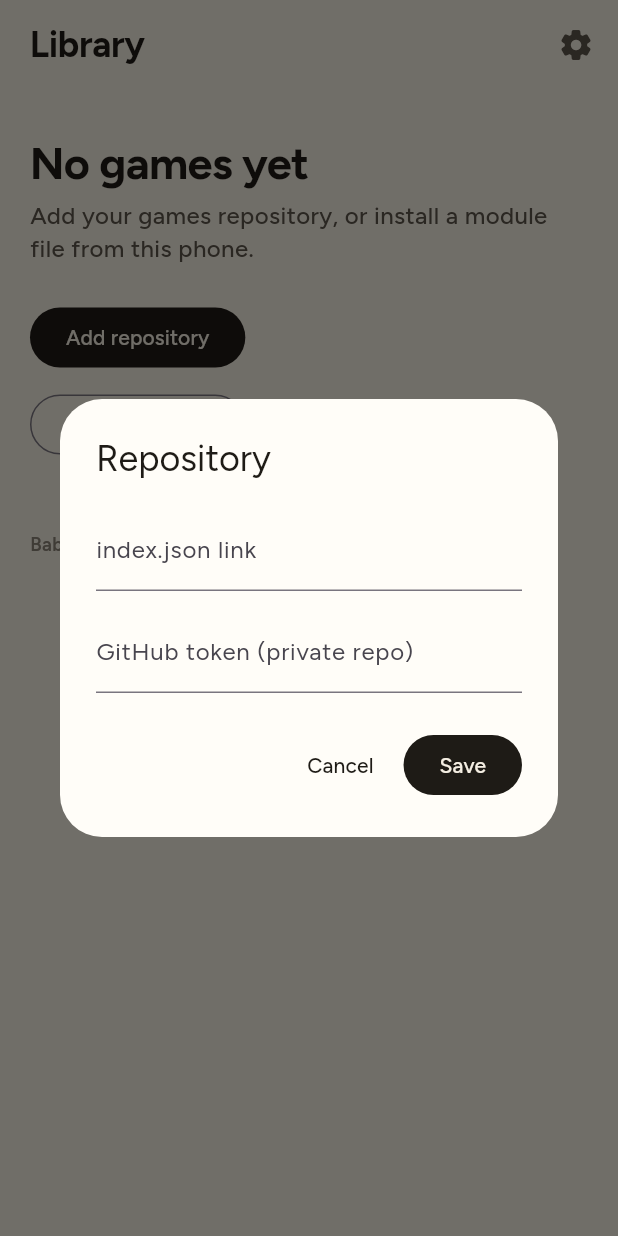
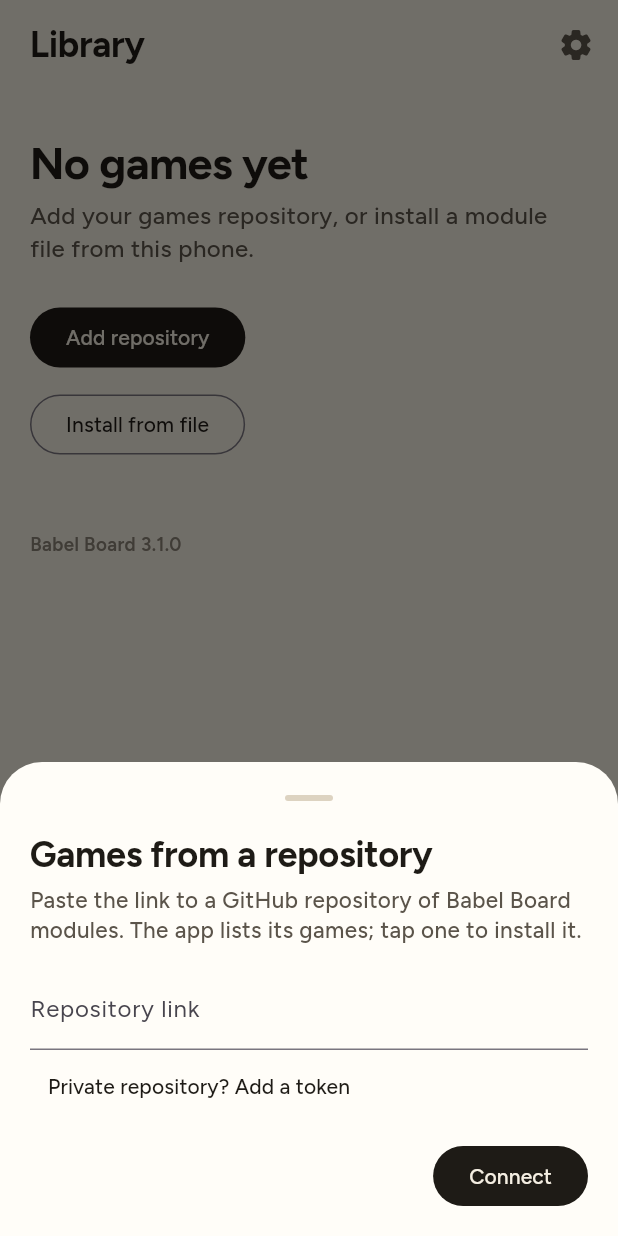
Before and after one commit to ratatabananana-bit/babel-board, a Flutter app: the screen it shows after launch, after a tap on "Add repository", on a phone screen of 412 x 824 dp. Run offline on Flutter 3.47's test engine with Material 3 defaults, Android fonts, the phone set to English and light mode, and no system bars; our stand-ins replace file_picker, flutter_secure_storage, shared_preferences; missing offline and left inert: quick_actions, receive_sharing_intent; project files that could hold a hidden picture were left out.

Commit message:
feat: add a repository by pasting its GitHub link; games listed in the same sheet
Settings → Repository is now one sheet: paste a GitHub repository link (the page link is
enough; the app resolves index.json on main, then master; raw, folder and index links
still work), tap Connect, and the repository's games appear below with Install buttons.
The token field stays folded under "Private repository? Add a token". The Library and
Settings show the repository as owner/repo. Version 3.1.0.

Co-Authored-By: Claude Fable 5.1 <noreply@anthropic.com>

```diff
--- a/lib/app_version.dart
+++ b/lib/app_version.dart
@@ -1,3 +1,3 @@
 /// The app's own version (also in pubspec.yaml) and the module format it understands.
-const String kAppVersion = '3.0.0';
+const String kAppVersion = '3.1.0';
 const int kModuleFormat = 1;
--- a/lib/library/library_screen.dart
+++ b/lib/library/library_screen.dart
@@ -102,7 +102,7 @@ class LibraryScreen extends StatelessWidget {
 
   List<Widget> _repository(BuildContext context, LibraryController lib) {
     final p = context.pal;
-    final name = lib.listing?.name ?? lib.repo!.indexUrl.host;
+    final name = lib.listing?.name ?? lib.repo!.displayName;
     return [
       Row(
         children: [
@@ -128,7 +128,7 @@ class LibraryScreen extends StatelessWidget {
       if (lib.repoError != null) ...[
         Text(lib.repoError!, style: T.body.copyWith(color: p.danger)),
         const SizedBox(height: 8),
-        OutlinedButton(onPressed: () => showRepoDialog(context, lib), child: const Text('Edit repository')),
+        OutlinedButton(onPressed: () => showRepoSheet(context, lib), child: const Text('Edit repository')),
       ] else if (lib.listing != null && lib.listing!.entries.isEmpty)
         Text('This repository lists no games yet.', style: T.body.copyWith(color: p.text2))
       else if (lib.listing != null)
@@ -158,7 +158,7 @@ class _EmptyState extends StatelessWidget {
         ),
         const SizedBox(height: 24),
         if (lib.canInstall) ...[
-          FilledButton(onPressed: () => showRepoDialog(context, lib), child: const Text('Add repository')),
+          FilledButton(onPressed: () => showRepoSheet(context, lib), child: const Text('Add repository')),
           const SizedBox(height: 10),
           OutlinedButton(onPressed: () => installFromFile(context, lib), child: const Text('Install from file')),
         ],
@@ -225,83 +225,156 @@ Future<void> showLinkDialog(BuildContext context, LibraryController lib) async {
 }
 
 /// Index URL + token. Save tests the connection first and shows the error in words.
-Future<void> showRepoDialog(BuildContext context, LibraryController lib) {
-  final url = TextEditingController(text: lib.repo?.indexUrl.toString() ?? '');
-  final token = TextEditingController(text: lib.repo?.token ?? '');
-  String? error;
-  var saving = false;
-  return showDialog<void>(
+/// Paste a repository link, tap Connect, pick the games: all in one sheet. A GitHub
+/// repository page is enough; the app finds `index.json` on `main` or `master` itself. A
+/// token is only for private repositories and stays folded away until needed.
+Future<void> showRepoSheet(BuildContext context, LibraryController lib) {
+  return showModalBottomSheet<void>(
     context: context,
-    builder: (d) => StatefulBuilder(
-      builder: (d, setState) => AlertDialog(
-        title: const Text('Repository'),
-        content: Column(
-          mainAxisSize: MainAxisSize.min,
-          crossAxisAlignment: CrossAxisAlignment.start,
+    isScrollControlled: true,
+    useSafeArea: true,
+    builder: (_) => _RepoSheet(lib: lib),
+  );
+}
+
+class _RepoSheet extends StatefulWidget {
+  const _RepoSheet({required this.lib});
+  final LibraryController lib;
+
+  @override
+  State<_RepoSheet> createState() => _RepoSheetState();
+}
+
+class _RepoSheetState extends State<_RepoSheet> {
+  late final _url = TextEditingController(text: _initialUrl());
+  late final _token = TextEditingController(text: widget.lib.repo?.token ?? '');
+  late bool _showToken = widget.lib.repo?.token != null;
+  String? _error;
+  bool _busy = false;
+
+  /// Show the repository page link, not the raw index link, when it is a GitHub one.
+  String _initialUrl() {
+    final u = widget.lib.repo?.indexUrl;
+    if (u == null) return '';
+    if (u.host == 'raw.githubusercontent.com' && u.pathSegments.length >= 2) {
+      return 'https://github.com/${u.pathSegments[0]}/${u.pathSegments[1]}';
+    }
+    return u.toString();
+  }
+
+  @override
+  void dispose() {
+    _url.dispose();
+    _token.dispose();
+    super.dispose();
+  }
+
+  Future<void> _connect() async {
+    setState(() {
+      _busy = true;
+      _error = null;
+    });
+    try {
+      await widget.lib.connectRepo(_url.text, token: _token.text.trim());
+    } on RepoException catch (e) {
+      if (mounted) setState(() => _error = e.message);
+    } finally {
+      if (mounted) setState(() => _busy = false);
+    }
+  }
+
+  @override
+  Widget build(BuildContext context) {
+    final p = context.pal;
+    final lib = context.watch<LibraryController>();
+    final listing = lib.listing;
+    final connected = lib.repo != null && listing != null && _error == null;
+    return Padding(
+      key: const Key('repoSheet'),
+      padding: EdgeInsets.fromLTRB(20, 0, 20, 16 + MediaQuery.viewInsetsOf(context).bottom),
+      child: ListView(
+        shrinkWrap: true,
         children: [
+          const Text('Games from a repository', style: T.title),
+          const SizedBox(height: 6),
+          Text(
+            'Paste the link to a GitHub repository of Babel Board modules. The app lists its games; tap one to install it.',
+            style: T.body.copyWith(color: p.text2, fontSize: 15),
+          ),
+          const SizedBox(height: 14),
           TextField(
             key: const Key('repoUrl'),
-              controller: url,
+            controller: _url,
             keyboardType: TextInputType.url,
+            autocorrect: false,
+            onSubmitted: (_) => _connect(),
             decoration: const InputDecoration(
-                labelText: 'index.json link',
-                hintText: 'https://raw.githubusercontent.com/…/index.json',
+              labelText: 'Repository link',
+              hintText: 'https://github.com/you/your-games',
             ),
           ),
-            const SizedBox(height: 12),
+          if (_showToken) ...[
+            const SizedBox(height: 10),
             TextField(
               key: const Key('repoToken'),
-              controller: token,
+              controller: _token,
               obscureText: true,
-              decoration: const InputDecoration(labelText: 'GitHub token (private repo)', hintText: 'optional'),
+              decoration: const InputDecoration(
+                labelText: 'Access token',
+                hintText: 'only for a private repository',
               ),
-            if (error != null) ...[
+            ),
+          ] else
+            Align(
+              alignment: Alignment.centerLeft,
+              child: TextButton(
+                key: const Key('repoPrivate'),
+                onPressed: () => setState(() => _showToken = true),
+                child: const Text('Private repository? Add a token'),
+              ),
+            ),
+          if (_error != null) ...[
+            const SizedBox(height: 8),
+            Text(_error!, style: T.caption.copyWith(color: p.danger, fontSize: 13.5)),
+          ],
           const SizedBox(height: 12),
-              Text(error!, style: T.caption.copyWith(color: context.pal.danger)),
+          Row(
+            children: [
+              if (lib.repo != null)
+                TextButton(
+                  onPressed: _busy
+                      ? null
+                      : () async {
+                          await lib.clearRepo();
+                          if (mounted) setState(() => _error = null);
+                        },
+                  child: Text('Remove', style: TextStyle(color: p.danger)),
+                ),
+              const Spacer(),
+              FilledButton(
+                key: const Key('connectRepo'),
+                onPressed: _busy ? null : _connect,
+                child: _busy
+                    ? const SizedBox(width: 18, height: 18, child: CircularProgressIndicator(strokeWidth: 2))
+                    : Text(connected ? 'Reconnect' : 'Connect'),
+              ),
+            ],
+          ),
+          if (connected) ...[
+            const SizedBox(height: 16),
+            Text(
+              listing.entries.isEmpty
+                  ? 'This repository lists no games yet.'
+                  : '${listing.name} · ${listing.entries.length} game${listing.entries.length == 1 ? '' : 's'}',
+              style: T.label.copyWith(color: p.muted),
+            ),
+            const SizedBox(height: 4),
+            for (final e in listing.entries) _RepoRow(entry: e, lib: lib),
           ],
         ],
       ),
-        actions: [
-          if (lib.repo != null)
-            TextButton(
-              onPressed: () async {
-                await lib.clearRepo();
-                if (d.mounted) Navigator.pop(d);
-              },
-              child: Text('Remove', style: TextStyle(color: context.pal.danger)),
-            ),
-          TextButton(onPressed: () => Navigator.pop(d), child: const Text('Cancel')),
-          FilledButton(
-            onPressed: saving
-                ? null
-                : () async {
-                    final u = Uri.tryParse(url.text.trim());
-                    if (u == null || !u.hasScheme) {
-                      setState(() => error = 'Enter the full https link to index.json');
-                      return;
+    );
   }
-                    setState(() {
-                      saving = true;
-                      error = null;
-                    });
-                    try {
-                      await lib.saveRepo(
-                        RepoConfig(indexUrl: u, token: token.text.trim().isEmpty ? null : token.text.trim()),
-                      );
-                      if (d.mounted) Navigator.pop(d);
-                    } on RepoException catch (e) {
-                      setState(() {
-                        saving = false;
-                        error = e.message;
-                      });
-                    }
-                  },
-            child: const Text('Save'),
-          ),
-        ],
-      ),
-    ),
-  );
 }
 
 class _GameTile extends StatelessWidget {
--- a/lib/library/settings_screen.dart
+++ b/lib/library/settings_screen.dart
@@ -33,8 +33,8 @@ class SettingsScreen extends StatelessWidget {
                 _Row(
                   icon: Icons.cloud_outlined,
                   title: 'Repository',
-                  subtitle: lib.repo?.indexUrl.toString() ?? 'Not set up',
-                  onTap: () => showRepoDialog(context, lib),
+                  subtitle: lib.repo?.displayName ?? 'Not set up',
+                  onTap: () => showRepoSheet(context, lib),
                 ),
                 _Row(
                   icon: Icons.folder_open_rounded,
--- a/pubspec.yaml
+++ b/pubspec.yaml
@@ -1,7 +1,7 @@
 name: vale_helper
 description: "Babel Board: plays data-only game modules for board games you can't read."
 publish_to: 'none'
-version: 3.0.0+3
+version: 3.1.0+4
 
 environment:
   sdk: ^3.11.5
--- a/tool/screenshot_test.dart
+++ b/tool/screenshot_test.dart
@@ -390,5 +390,11 @@ void main() {
       await tester.pump();
     }
     await _shot(tester, '24_library_repository');
+
+    // The repository sheet, connected: link, folded token, the games with Install buttons.
+    await tester.tap(find.byTooltip('Settings'));
+    await tester.pumpAndSettle();
+    await tester.tap(find.text('Repository'));
+    await _shot(tester, '33_repository_sheet');
   });
 }
```
Also changed, not shown: lib/library/library_controller.dart (+23 -0 lines), lib/library/repository.dart (+36 -0 lines), 9 other files. Lines whose indentation alone changed are shown as unchanged.
